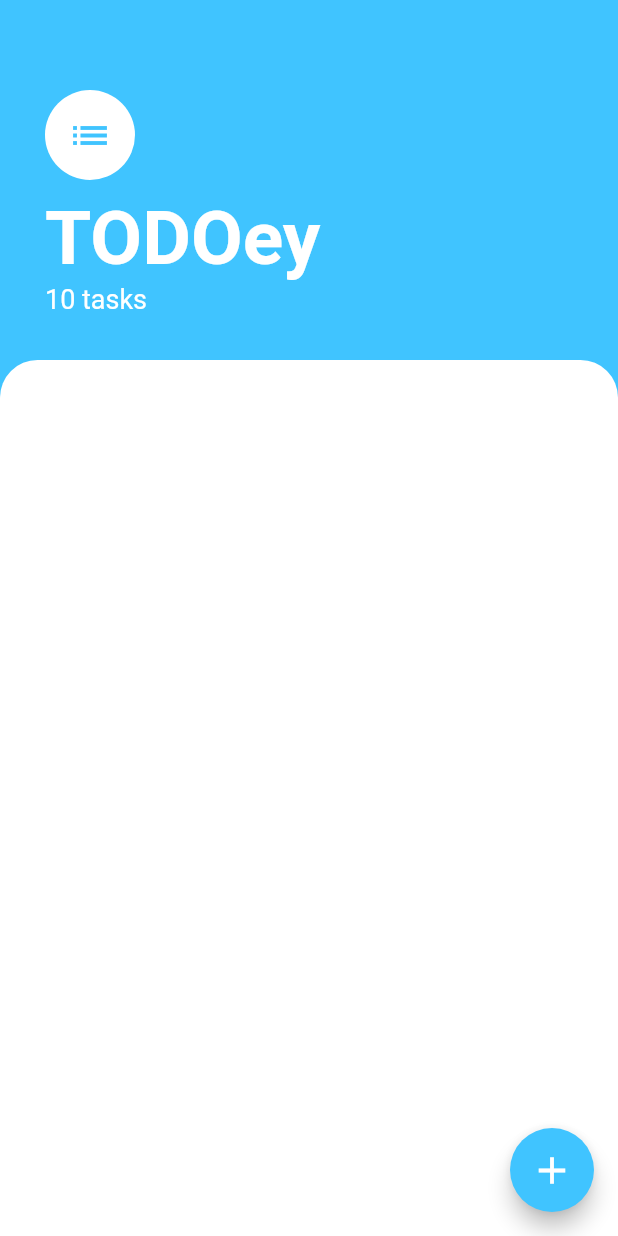
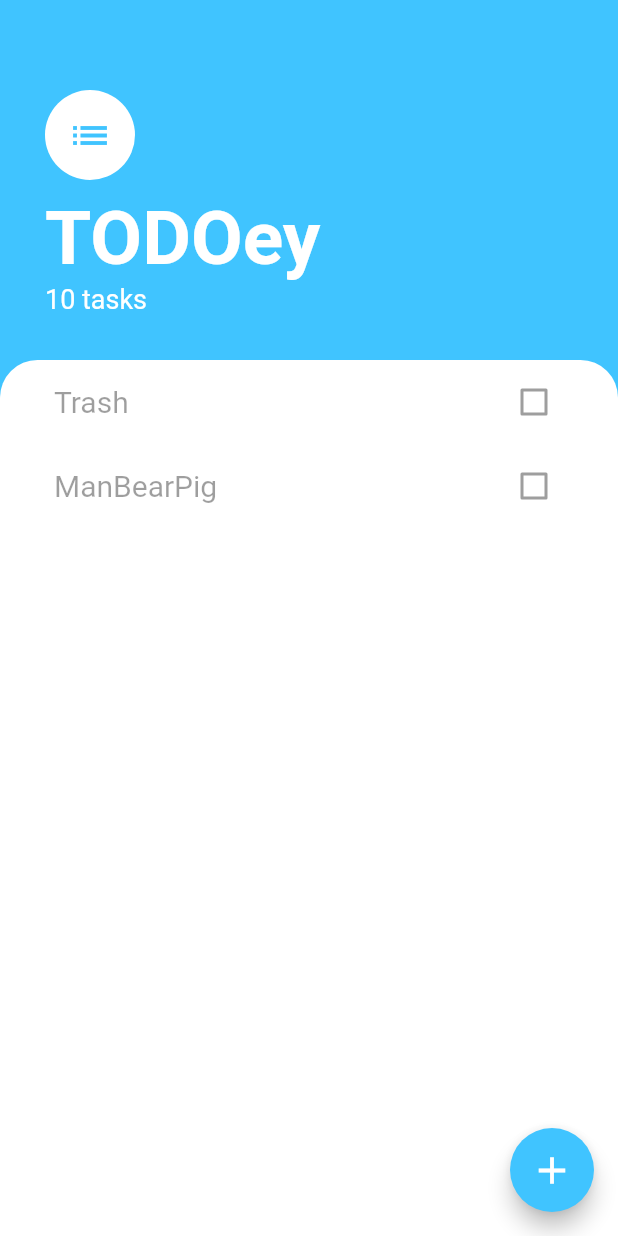
Before and after one commit to bullshitman/todo_flutter, a Flutter app: the screen it shows after launch, on a phone screen of 412 x 824 dp. Run offline on Flutter 3.47's test engine with Material 2 defaults, Android fonts, the phone set to English and light mode, and no system bars.

Commit message:
tasks list

```diff
--- /dev/null
+++ b/lib/model/task.dart
@@ -0,0 +1,5 @@
+class Task {
+  String text;
+  bool isChecked;
+  Task({this.text, this.isChecked});
+}
--- a/lib/screens/tasks_screen.dart
+++ b/lib/screens/tasks_screen.dart
@@ -1,4 +1,5 @@
 import 'package:flutter/material.dart';
+import 'package:todo_flutter/widgets/tasks_list_view.dart';
 
 class TasksScreen extends StatelessWidget {
   @override
@@ -46,6 +47,7 @@ class TasksScreen extends StatelessWidget {
           ),
           Expanded(
             child: Container(
+              padding: EdgeInsets.symmetric(horizontal: 20.0),
               decoration: BoxDecoration(
                 color: Colors.white,
                 borderRadius: BorderRadius.only(
@@ -53,6 +55,7 @@ class TasksScreen extends StatelessWidget {
                   topRight: Radius.circular(25.0),
                 ),
               ),
+              child: TaskList(),
             ),
           ),
         ],
--- /dev/null
+++ b/lib/widgets/task_checkbox_tile.dart
@@ -0,0 +1,19 @@
+import 'package:flutter/material.dart';
+
+class TaskCheckBoxTile extends StatelessWidget {
+  final String title;
+  final bool isChecked;
+  TaskCheckBoxTile({this.title, this.isChecked});
+
+  @override
+  Widget build(BuildContext context) {
+    return CheckboxListTile(
+      title: Text(
+        title,
+        style: TextStyle(fontSize: 20.0),
+      ),
+      value: isChecked,
+      onChanged: null,
+    );
+  }
+}
--- /dev/null
+++ b/lib/widgets/tasks_list_view.dart
@@ -0,0 +1,25 @@
+import 'package:flutter/material.dart';
+import 'package:todo_flutter/widgets/task_checkbox_tile.dart';
+
+class TaskList extends StatefulWidget {
+  @override
+  _TaskListState createState() => _TaskListState();
+}
+
+class _TaskListState extends State<TaskList> {
+  @override
+  Widget build(BuildContext context) {
+    return ListView(
+      children: [
+        TaskCheckBoxTile(
+          title: 'Trash',
+          isChecked: false,
+        ),
+        TaskCheckBoxTile(
+          title: 'ManBearPig',
+          isChecked: false,
+        ),
+      ],
+    );
+  }
+}
```
Also changed, not shown: 1 other file.
